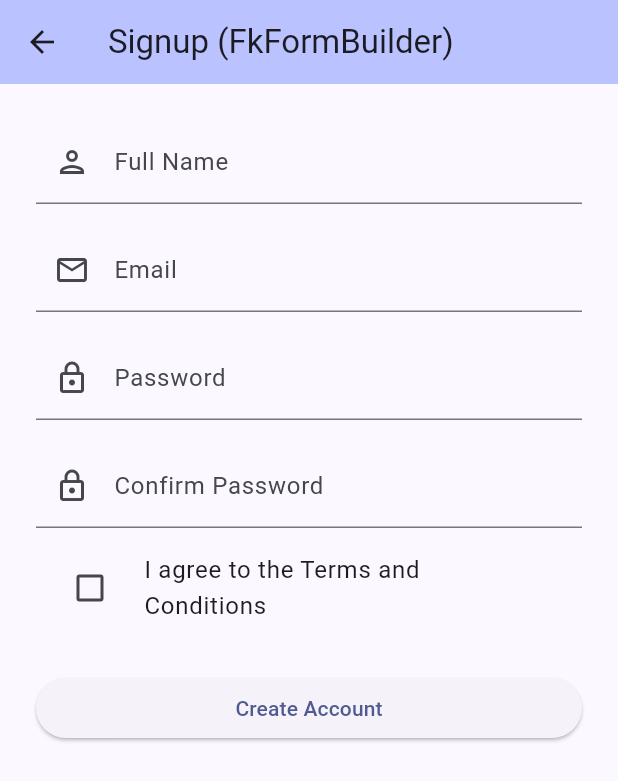
After one commit to Creative-Blaq-Studios/BlaqForm, a Flutter app: the screen it shows after launch, after a tap on "Signup (FkFormBuilder)", on a phone screen of 412 x 824 dp. The commit adds this screen. Shown: the top 781 px of the screen. Run offline on Flutter 3.47's test engine with Material 3 defaults, Android fonts, the phone set to English and light mode, and no system bars.

Commit message:
feat: add FkFormBuilder and FkWizard example app screens (Task 9)
Add two new example screens demonstrating the builder and wizard APIs,
and wire them into the home screen navigation.

```diff
--- /dev/null
+++ b/formkit/example/lib/examples/builder_signup_form.dart
@@ -0,0 +1,91 @@
+import 'package:flutter/material.dart';
+import 'package:formkit/formkit.dart';
+
+/// The same signup form as [SignupFormExample], but rewritten with
+/// [FkFormBuilder] to show how much boilerplate it eliminates.
+///
+/// No StatefulWidget, no manual controller creation, no dispose — just a
+/// declarative fields map and a builder callback.
+class BuilderSignupFormExample extends StatelessWidget {
+  const BuilderSignupFormExample({super.key});
+
+  @override
+  Widget build(BuildContext context) {
+    return Scaffold(
+      appBar: AppBar(
+        title: const Text('Signup (FkFormBuilder)'),
+        backgroundColor: Theme.of(context).colorScheme.inversePrimary,
+      ),
+      body: SingleChildScrollView(
+        padding: const EdgeInsets.all(24),
+        child: FkFormBuilder(
+          fields: {
+            'name': FkFieldConfig<String>.text(
+              label: 'Full Name',
+              hint: 'John Doe',
+              prefixIcon: Icons.person_outlined,
+              validators: [Fk.required(message: 'Please enter your name')],
+            ),
+            'email': FkFieldConfig<String>.email(
+              label: 'Email',
+              hint: 'you@example.com',
+              prefixIcon: Icons.email_outlined,
+              validators: [Fk.required(), Fk.email()],
+            ),
+            'password': FkFieldConfig<String>.password(
+              label: 'Password',
+              hint: 'At least 8 characters',
+              prefixIcon: Icons.lock_outlined,
+              validators: [Fk.required(), Fk.minLength(8)],
+            ),
+            'confirmPassword': FkFieldConfig<String>.password(
+              label: 'Confirm Password',
+              hint: 'Re-enter your password',
+              prefixIcon: Icons.lock_outlined,
+              validators: [
+                Fk.required(),
+                Fk.matchFields<String>('password',
+                    message: 'Passwords do not match'),
+              ],
+            ),
+            'terms': FkFieldConfig<bool>.checkbox(
+              initialValue: false,
+              label: 'I agree to the Terms and Conditions',
+              validators: [
+                Fk.equals<bool>(true, message: 'You must accept the terms'),
+              ],
+            ),
+          },
+          onSubmit: (values) async {
+            await Future.delayed(const Duration(seconds: 2));
+            debugPrint('Signup values: $values');
+            if (context.mounted) {
+              ScaffoldMessenger.of(context).showSnackBar(
+                const SnackBar(
+                  content: Text('Account created successfully!'),
+                  behavior: SnackBarBehavior.floating,
+                ),
+              );
+            }
+          },
+          builder: (form) => Column(
+            crossAxisAlignment: CrossAxisAlignment.stretch,
+            children: [
+              form.text('name'),
+              const SizedBox(height: 16),
+              form.email('email'),
+              const SizedBox(height: 16),
+              form.password('password'),
+              const SizedBox(height: 16),
+              form.password('confirmPassword'),
+              const SizedBox(height: 8),
+              form.checkbox('terms'),
+              const SizedBox(height: 24),
+              form.submitButton('Create Account'),
+            ],
+          ),
+        ),
+      ),
+    );
+  }
+}
--- a/formkit/example/lib/main.dart
+++ b/formkit/example/lib/main.dart
@@ -1,8 +1,10 @@
 import 'package:flutter/material.dart';
 import 'package:formkit/formkit.dart';
 
+import 'examples/builder_signup_form.dart';
 import 'examples/checkout_form.dart';
 import 'examples/signup_form.dart';
+import 'examples/wizard_onboarding.dart';
 
 void main() {
   // Enable FormKit logging so you can see lifecycle events in the console.
@@ -76,6 +78,36 @@ class ExampleListScreen extends StatelessWidget {
               MaterialPageRoute(builder: (_) => const CheckoutFormExample()),
             ),
           ),
+          const SizedBox(height: 12),
+
+          // -- Builder signup form example card --
+          _ExampleCard(
+            icon: Icons.bolt_outlined,
+            title: 'Signup (FkFormBuilder)',
+            description:
+                'The same signup form rewritten with FkFormBuilder — zero '
+                'StatefulWidget, zero dispose, ~50 lines of declarative config.',
+            onTap: () => Navigator.push(
+              context,
+              MaterialPageRoute(
+                  builder: (_) => const BuilderSignupFormExample()),
+            ),
+          ),
+          const SizedBox(height: 12),
+
+          // -- Wizard onboarding example card --
+          _ExampleCard(
+            icon: Icons.linear_scale_outlined,
+            title: 'Onboarding (FkWizard)',
+            description:
+                'A three-step onboarding wizard with per-step validation, '
+                'progress indicator, and a review/confirm screen.',
+            onTap: () => Navigator.push(
+              context,
+              MaterialPageRoute(
+                  builder: (_) => const WizardOnboardingExample()),
+            ),
+          ),
         ],
       ),
     );
```
Also changed, not shown: formkit/example/lib/examples/wizard_onboarding.dart (added, +222 -0 lines).
